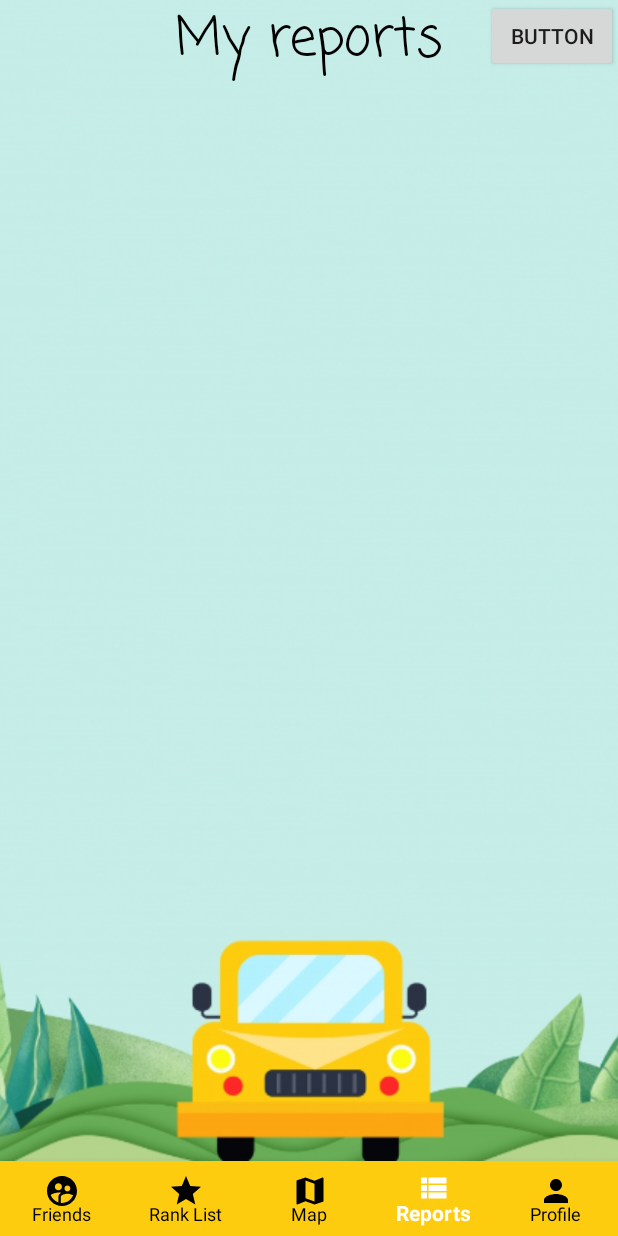
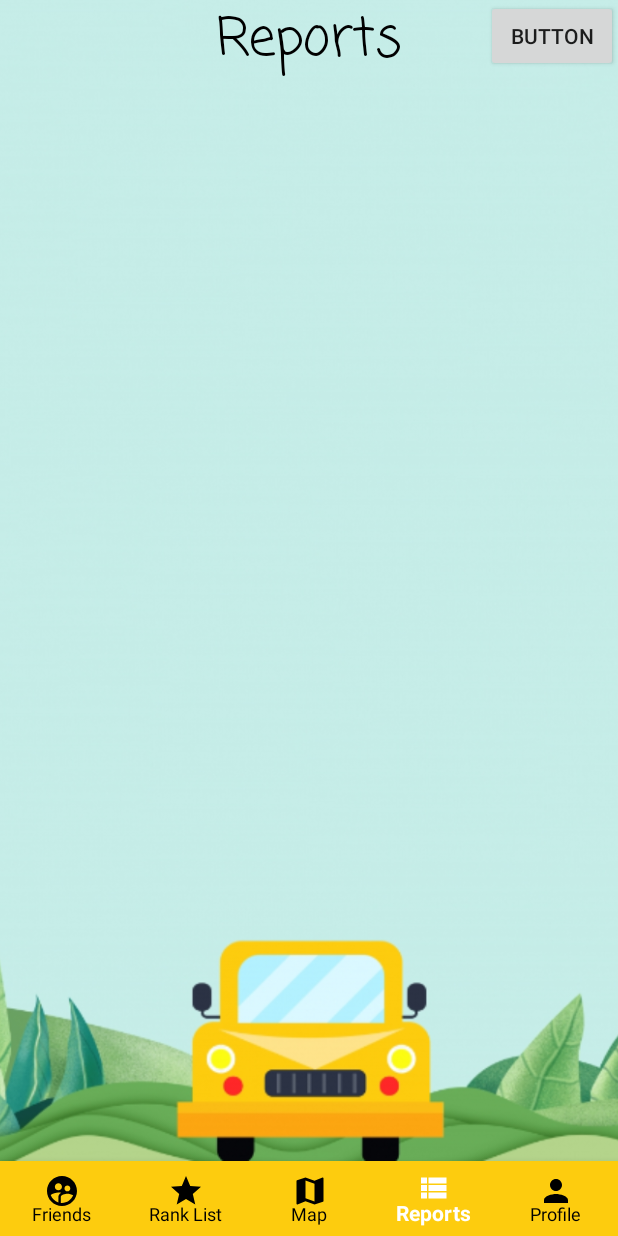
Before and after one commit to sanjamilenkovic/MOSIS-projekat, an Android app: the ReportsFragment screen opened through its navigation route, on a phone screen of 412 x 824 dp. Run offline under Robolectric (Android 15) with nearby library versions, the phone set to English and light mode, and no system bars; our stand-ins replace Firebase (no records; nobody signed in at launch, a user with empty details on screens opened directly), Picasso, navigation-ui; pictures from the network do not load.

Commit message:
Fixed RealTimeLocationService and users are visible on the map, change view of map...

```diff
--- a/Traffic/app/src/main/java/rs/elfak/mosis/trafficbuddy/MapActivity.java
+++ b/Traffic/app/src/main/java/rs/elfak/mosis/trafficbuddy/MapActivity.java
@@ -1,15 +1,11 @@
 package rs.elfak.mosis.trafficbuddy;
 
 import androidx.appcompat.app.AppCompatActivity;
-import androidx.core.app.ActivityCompat;
 import androidx.navigation.fragment.NavHostFragment;
 import androidx.navigation.ui.NavigationUI;
 
-import android.Manifest;
 import android.content.Intent;
-import android.content.pm.PackageManager;
 import android.os.Bundle;
-import android.widget.Toast;
 
 import com.google.android.material.bottomnavigation.BottomNavigationView;
 
--- a/Traffic/app/src/main/java/rs/elfak/mosis/trafficbuddy/MapFragment.java
+++ b/Traffic/app/src/main/java/rs/elfak/mosis/trafficbuddy/MapFragment.java
@@ -1,8 +1,6 @@
 package rs.elfak.mosis.trafficbuddy;
 
 import android.Manifest;
-import android.app.Activity;
-import android.content.Intent;
 import android.content.pm.PackageManager;
 import android.graphics.Bitmap;
 import android.graphics.drawable.Drawable;
@@ -15,7 +13,7 @@ import androidx.lifecycle.ViewModelProvider;
 import android.view.LayoutInflater;
 import android.view.View;
 import android.view.ViewGroup;
-import android.widget.Toast;
+import android.widget.Button;
 
 import com.google.android.gms.location.LocationRequest;
 import com.google.android.gms.location.LocationServices;
@@ -29,7 +27,6 @@ import com.google.android.gms.maps.model.LatLng;
 import com.google.android.gms.maps.model.MarkerOptions;
 import com.google.android.gms.tasks.CancellationTokenSource;
 import com.google.android.material.floatingactionbutton.FloatingActionButton;
-import com.google.firebase.auth.FirebaseUser;
 import com.squareup.picasso.Picasso;
 import com.squareup.picasso.Target;
 
@@ -38,26 +35,60 @@ import java.util.List;
 
 import rs.elfak.mosis.trafficbuddy.data.Report;
 import rs.elfak.mosis.trafficbuddy.data.User;
-import rs.elfak.mosis.trafficbuddy.services.RealTimeLocationService;
-import rs.elfak.mosis.trafficbuddy.utils.Firebase;
 import rs.elfak.mosis.trafficbuddy.viewmodel.ReportsViewModel;
 
 public class MapFragment extends Fragment {
 
-    private MapView mMapViewFullScreen;
     private GoogleMap googleMap;
+    private Boolean flag = true;
     private List<MarkerOptions> googleMapMarkers;
     private List<Target> markerTargets;
     private CancellationTokenSource cancellationTokenSource;
-    private ReportsViewModel viewModel;
-    private FloatingActionButton addNewReport;
 
     @Override
     public void onResume() {
         super.onResume();
-        viewModel = new ViewModelProvider(this).get(ReportsViewModel.class);
 
-        viewModel.getReports().observe(this, reports -> {
+        ReportsViewModel viewModel = new ViewModelProvider(this).get(ReportsViewModel.class);
+        if(flag) {
+            viewModel.getAllUsers().observe(getViewLifecycleOwner(), user -> {
+                googleMapMarkers = new ArrayList<>();
+                markerTargets = new ArrayList<>();
+                googleMap.clear();
+                for (int i = 0; i < user.size(); i++) {
+                    User u = user.get(i);
+                    markerTargets.add(new Target() {
+                        @Override
+                        public void onBitmapLoaded(Bitmap bitmap, Picasso.LoadedFrom from) {
+                            MarkerOptions marker = new MarkerOptions();
+                            marker.position(new LatLng(u.getLat(), u.getLon()));
+                            marker.title(u.getName());
+                            marker.icon(BitmapDescriptorFactory.fromBitmap(bitmap));
+                            marker.snippet(u.getUid());
+
+                            googleMapMarkers.add(marker);
+                            googleMap.addMarker(marker);
+                            googleMap.setOnInfoWindowClickListener(userClickListener);
+                        }
+
+                        @Override
+                        public void onBitmapFailed(Exception e, Drawable errorDrawable) {
+
+                        }
+
+                        @Override
+                        public void onPrepareLoad(Drawable placeHolderDrawable) {
+                        }
+                    });
+
+
+                    Picasso.get().load(u.getImageUrl()).resize(50, 50).into(markerTargets.get(i));
+                }
+
+            });
+        }
+        else {
+            viewModel.getReports().observe(getViewLifecycleOwner(), reports -> {
                 googleMapMarkers = new ArrayList<>();
                 markerTargets = new ArrayList<>();
                 googleMap.clear();
@@ -81,31 +112,42 @@ public class MapFragment extends Fragment {
                         @Override
                         public void onBitmapFailed(Exception e, Drawable errorDrawable) {
                         }
+
                         @Override
                         public void onPrepareLoad(Drawable placeHolderDrawable) {
                         }
                     });
 
+
                     Picasso.get().load(R.drawable.radovi).resize(50, 50).into(markerTargets.get(i));
                 }
             });
         }
-    GoogleMap.OnInfoWindowClickListener reportClickListener = marker -> {
-        Toast.makeText(getContext(),marker.getTitle(),Toast.LENGTH_SHORT).show();
+    }
+
+    final GoogleMap.OnInfoWindowClickListener reportClickListener = marker -> {
     };
+
+    final GoogleMap.OnInfoWindowClickListener userClickListener = marker -> {
+    };
+
 
     @Override
     public View onCreateView(LayoutInflater inflater, ViewGroup container,
                              Bundle savedInstanceState) {
         // Inflate the layout for this fragment
         View view = inflater.inflate(R.layout.fragment_map, container, false);
-
-        mMapViewFullScreen = view.findViewById(R.id.googleMapView);
+        Button changeView = view.findViewById(R.id.changeView);
+        MapView mMapViewFullScreen = view.findViewById(R.id.googleMapView);
         mMapViewFullScreen.onCreate(savedInstanceState);
         mMapViewFullScreen.onResume(); // needed to get the map to display immediately
         cancellationTokenSource = new CancellationTokenSource();
-        addNewReport = view.findViewById(R.id.fab_add_report);
+        FloatingActionButton addNewReport = view.findViewById(R.id.fab_add_report);
 
+        changeView.setOnClickListener(p ->{
+            flag = !flag;
+            onResume();
+        });
 
         addNewReport.setOnClickListener(l -> {
             if (ActivityCompat.checkSelfPermission(getActivity(), Manifest.permission.ACCESS_FINE_LOCATION) == PackageManager.PERMISSION_GRANTED || ActivityCompat.checkSelfPermission(getActivity(), Manifest.permission.ACCESS_COARSE_LOCATION) == PackageManager.PERMISSION_GRANTED)
@@ -116,12 +158,10 @@ public class MapFragment extends Fragment {
                             Bundle addReportB = new Bundle();
                             addReportB.putParcelable("currentLocation", currentLatLng);
 
-                            AddReportDialog ard= new AddReportDialog(getActivity(), addReportB);
+                            AddReportDialog ard = new AddReportDialog(getActivity(), addReportB);
                             ard.show();
                         });
         });
-
-
 
 
         try {
@@ -148,7 +188,9 @@ public class MapFragment extends Fragment {
             }
         });
         return view;
-    };
+    }
+
+    ;
 
     public GoogleMap getGoogleMapFriends() {
         return googleMap;
--- a/Traffic/app/src/main/java/rs/elfak/mosis/trafficbuddy/ProfileFragment.java
+++ b/Traffic/app/src/main/java/rs/elfak/mosis/trafficbuddy/ProfileFragment.java
@@ -9,8 +9,6 @@ import android.view.LayoutInflater;
 import android.view.View;
 import android.view.ViewGroup;
 import android.widget.EditText;
-import android.widget.ImageView;
-import android.widget.TextView;
 
 import com.google.firebase.auth.FirebaseAuth;
 import com.google.firebase.auth.FirebaseUser;
--- a/Traffic/app/src/main/java/rs/elfak/mosis/trafficbuddy/ReportsFragment.java
+++ b/Traffic/app/src/main/java/rs/elfak/mosis/trafficbuddy/ReportsFragment.java
@@ -12,18 +12,15 @@ import android.view.LayoutInflater;
 import android.view.View;
 import android.view.ViewGroup;
 import android.widget.Button;
-import android.widget.Toast;
+import android.widget.TextView;
 
 import com.google.firebase.auth.FirebaseAuth;
 
 import java.util.ArrayList;
 import java.util.List;
 
-import rs.elfak.mosis.trafficbuddy.adapters.AddReportItemAdapter;
 import rs.elfak.mosis.trafficbuddy.adapters.MyReportsAdapter;
 import rs.elfak.mosis.trafficbuddy.data.Report;
-import rs.elfak.mosis.trafficbuddy.data.User;
-import rs.elfak.mosis.trafficbuddy.utils.Firebase;
 import rs.elfak.mosis.trafficbuddy.viewmodel.ReportsViewModel;
 
 
@@ -31,7 +28,6 @@ public class ReportsFragment extends Fragment {
 
     private RecyclerView recyclerView;
     private MyReportsAdapter adapter;
-    private ReportsViewModel viewModel;
     private Boolean flag = false;
 
     @Override
@@ -50,17 +46,23 @@ public class ReportsFragment extends Fragment {
         butt.setOnClickListener(e -> {
             flag = !flag;
             adapter.updateReportsList(flag);
+            TextView t = view.findViewById(R.id.my_reports);
+            if(flag)
+            t.setText("My Reports");
+            else
+                t.setText("Reports");
+
         });
         recyclerView = view.findViewById(R.id.rv_report_image_holder);
-        viewModel = new ViewModelProvider(this).get(ReportsViewModel.class);
+        ReportsViewModel viewModel = new ViewModelProvider(this).get(ReportsViewModel.class);
         viewModel.getReports().observe(getViewLifecycleOwner(), listReports);
         return view;
     }
 
-    Observer<List<Report>> listReports = new Observer<List<Report>>() {
+    final Observer<List<Report>> listReports = new Observer<List<Report>>() {
         @Override
         public void onChanged(List<Report> userArrayList) {
-            List<Report> myReports = new ArrayList<Report>();
+            List<Report> myReports = new ArrayList<>();
             for (int i = 0; i < userArrayList.size(); i++) {
                 if (userArrayList.get(i).getReportedById().equals(FirebaseAuth.getInstance().getUid())) {
                     myReports.add(userArrayList.get(i));
--- a/Traffic/app/src/main/java/rs/elfak/mosis/trafficbuddy/StartFragment.java
+++ b/Traffic/app/src/main/java/rs/elfak/mosis/trafficbuddy/StartFragment.java
@@ -87,7 +87,7 @@ public class StartFragment extends Fragment implements View.OnClickListener {
         signInButton.setOnClickListener(signInButtonOnClickListener);
     }
 
-    private TextWatcher signUpTextWatcher = new TextWatcher() {
+    private final TextWatcher signUpTextWatcher = new TextWatcher() {
         @Override
         public void beforeTextChanged(CharSequence s, int start, int count, int after) {
 
@@ -108,7 +108,7 @@ public class StartFragment extends Fragment implements View.OnClickListener {
         }
     };
 
-    private View.OnClickListener signInButtonOnClickListener = v -> {
+    private final View.OnClickListener signInButtonOnClickListener = v -> {
         String email = emailEditText.getText().toString();
         String password = passwordEditText.getText().toString();
 
--- a/Traffic/app/src/main/java/rs/elfak/mosis/trafficbuddy/adapters/AddReportItemAdapter.java
+++ b/Traffic/app/src/main/java/rs/elfak/mosis/trafficbuddy/adapters/AddReportItemAdapter.java
@@ -17,8 +17,8 @@ import rs.elfak.mosis.trafficbuddy.R;
 public class AddReportItemAdapter extends RecyclerView.Adapter<AddReportItemAdapter.ImageHolder> {
 
     private Integer selectedPosition = -1;
-    private LayoutInflater mInflater;
-    private List<Integer> list;
+    private final LayoutInflater mInflater;
+    private final List<Integer> list;
     private IconClickListener iconClickListener;
 
     // data is passed into the constructor
@@ -35,7 +35,7 @@ public class AddReportItemAdapter extends RecyclerView.Adapter<AddReportItemAdap
     // stores and recycles views as they are scrolled off screen
     public class ImageHolder extends RecyclerView.ViewHolder implements View.OnClickListener {
 
-        ImageView myImageView;
+        final ImageView myImageView;
 
         ImageHolder(View itemView) {
             super(itemView);
--- a/Traffic/app/src/main/java/rs/elfak/mosis/trafficbuddy/data/User.java
+++ b/Traffic/app/src/main/java/rs/elfak/mosis/trafficbuddy/data/User.java
@@ -1,6 +1,5 @@
 package rs.elfak.mosis.trafficbuddy.data;
 
-import java.util.HashMap;
 import java.util.List;
 
 public class User {
--- a/Traffic/app/src/main/java/rs/elfak/mosis/trafficbuddy/utils/Firebase.java
+++ b/Traffic/app/src/main/java/rs/elfak/mosis/trafficbuddy/utils/Firebase.java
@@ -11,7 +11,7 @@ public class Firebase {
     public static final String DB_USERS = "users"; // "tables"
     public static final String DB_REPORTS = "reports"; // "tables"
 
-    private static DatabaseReference dbRef = FirebaseDatabase.getInstance("https://trafficbuddy-47de3-default-rtdb.europe-west1.firebasedatabase.app/").getReference();
+    private static final DatabaseReference dbRef = FirebaseDatabase.getInstance("https://trafficbuddy-47de3-default-rtdb.europe-west1.firebasedatabase.app/").getReference();
 
     public static DatabaseReference getDbRef() {
         return dbRef;
@@ -21,14 +21,14 @@ public class Firebase {
     public static final String STORAGE_USER_PHOTOS = "users/photos";
     public static final String STORAGE_DISCO_PHOTOS = "report/photos";
 
-    private static StorageReference storageRef = FirebaseStorage.getInstance("gs://trafficbuddy-47de3.appspot.com").getReference();
+    private static final StorageReference storageRef = FirebaseStorage.getInstance("gs://trafficbuddy-47de3.appspot.com").getReference();
 
     public static StorageReference getStorageRef() {
         return storageRef;
     }
 
     // auth
-    private static FirebaseAuth firebaseAuth = FirebaseAuth.getInstance();
+    private static final FirebaseAuth firebaseAuth = FirebaseAuth.getInstance();
 
     public static FirebaseAuth getFirebaseAuth() {
         return firebaseAuth;
--- a/Traffic/app/src/main/java/rs/elfak/mosis/trafficbuddy/viewmodel/ReportsViewModel.java
+++ b/Traffic/app/src/main/java/rs/elfak/mosis/trafficbuddy/viewmodel/ReportsViewModel.java
@@ -4,26 +4,22 @@ import androidx.annotation.NonNull;
 import androidx.lifecycle.LiveData;
 import androidx.lifecycle.MutableLiveData;
 import androidx.lifecycle.ViewModel;
-
 import com.google.firebase.database.DataSnapshot;
 import com.google.firebase.database.DatabaseError;
 import com.google.firebase.database.DatabaseReference;
 import com.google.firebase.database.ValueEventListener;
-
 import org.jetbrains.annotations.NotNull;
-
 import java.util.ArrayList;
-import java.util.Collection;
 import java.util.List;
-
 import rs.elfak.mosis.trafficbuddy.data.Report;
 import rs.elfak.mosis.trafficbuddy.data.User;
 import rs.elfak.mosis.trafficbuddy.utils.Firebase;
 
 public class ReportsViewModel extends ViewModel {
 
-    MutableLiveData<List<Report>> reports = new MutableLiveData<List<Report>>();
-    private DatabaseReference reportDbRef;
+    final MutableLiveData<List<Report>> reports = new MutableLiveData<List<Report>>();
+    final MutableLiveData<List<User>> allUsers = new MutableLiveData<>();
+    private final DatabaseReference reportDbRef;
 
     public ReportsViewModel() {
         reportDbRef = Firebase.getDbRef();
@@ -36,7 +32,40 @@ public class ReportsViewModel extends ViewModel {
         return reports;
     }
 
-    ValueEventListener reportValueListener = new ValueEventListener() {
+    public LiveData<List<User>> getAllUsers() {
+
+        if (allUsers.getValue() == null) {
+            reportDbRef.child(Firebase.DB_USERS).addValueEventListener(userEventListener);
+            }
+        return allUsers;
+        }
+
+
+    final ValueEventListener userEventListener = new ValueEventListener() {
+        @Override
+        public void onDataChange(@NonNull @NotNull DataSnapshot snapshot) {
+
+            if (snapshot.exists()) {
+                allUsers.postValue(toUsers(snapshot));
+            }
+        }
+        private List<User> toUsers(DataSnapshot snapshot) {
+            List<User> uss = new ArrayList<>();
+            for (DataSnapshot discoSnapshot : snapshot.getChildren()) {
+                User rep = discoSnapshot.getValue(User.class);
+                uss.add(rep);
+            }
+
+            return uss;
+        }
+
+        @Override
+        public void onCancelled(@NonNull @NotNull DatabaseError error) {
+
+        }
+    };
+
+    final ValueEventListener reportValueListener = new ValueEventListener() {
         @Override
         public void onDataChange(@NonNull @NotNull DataSnapshot snapshot) {
             if (snapshot.exists()) {
--- a/Traffic/app/src/main/res/layout/fragment_profile.xml
+++ b/Traffic/app/src/main/res/layout/fragment_profile.xml
@@ -41,7 +41,8 @@
         app:layout_constraintBottom_toTopOf="@+id/name_bck"
         app:layout_constraintEnd_toEndOf="parent"
         app:layout_constraintStart_toStartOf="parent"
-        app:layout_constraintTop_toTopOf="@id/guideline_15" />
+        app:layout_constraintTop_toTopOf="@id/guideline_15"
+        android:focusable="true" />
 
 
     <Button
--- a/Traffic/app/src/main/res/layout/fragment_reports.xml
+++ b/Traffic/app/src/main/res/layout/fragment_reports.xml
@@ -18,16 +18,15 @@
         android:id="@+id/my_reports"
         android:layout_width="wrap_content"
         android:layout_height="wrap_content"
-        app:layout_constraintTop_toTopOf="parent"
+        android:elevation="2dp"
+        android:fontFamily="casual"
+        android:text="Reports"
+        android:textAllCaps="false"
+        android:textColor="@color/black"
+        android:textSize="35sp"
         app:layout_constraintEnd_toEndOf="parent"
         app:layout_constraintStart_toStartOf="parent"
-        android:fontFamily="casual"
-        android:text="@string/my_reports"
-        android:textSize="35sp"
-        android:textAllCaps="false"
-        android:textColor="@color/black"
-        android:elevation="2dp"
-        />
+        app:layout_constraintTop_toTopOf="parent" />
 
     <androidx.recyclerview.widget.RecyclerView
         android:layout_marginTop="20dp"
--- a/Traffic/app/src/main/res/layout/fragment_sign_up.xml
+++ b/Traffic/app/src/main/res/layout/fragment_sign_up.xml
@@ -40,7 +40,8 @@
         app:layout_constraintBottom_toTopOf="@+id/name_bck"
         app:layout_constraintEnd_toEndOf="parent"
         app:layout_constraintStart_toStartOf="parent"
-        app:layout_constraintTop_toTopOf="@id/guideline_15" />
+        app:layout_constraintTop_toTopOf="@id/guideline_15"
+        android:focusable="true" />
 
 
     <Button
```
Also changed, not shown: Traffic/app/src/main/java/rs/elfak/mosis/trafficbuddy/AddReportDialog.java (+8 -13 lines), Traffic/app/src/main/java/rs/elfak/mosis/trafficbuddy/MainActivity.java (+1 -17 lines), Traffic/app/src/main/java/rs/elfak/mosis/trafficbuddy/RankListFragment.java (+3 -6 lines), Traffic/app/src/main/java/rs/elfak/mosis/trafficbuddy/SignUp.java (+5 -8 lines), Traffic/app/src/main/java/rs/elfak/mosis/trafficbuddy/adapters/MyReportsAdapter.java (+7 -16 lines), Traffic/app/src/main/java/rs/elfak/mosis/trafficbuddy/services/RealTimeLocationService.java (+3 -13 lines), Traffic/app/src/main/res/layout/fragment_map.xml (+9 -0 lines). Lines whose indentation alone changed are shown as unchanged.
